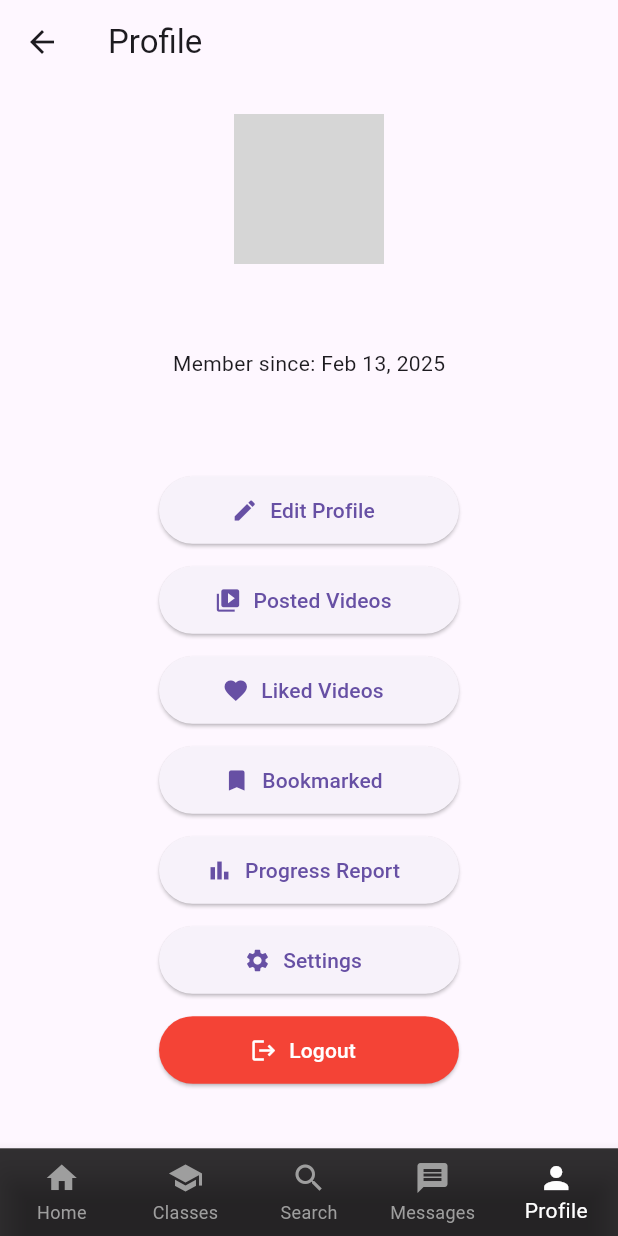
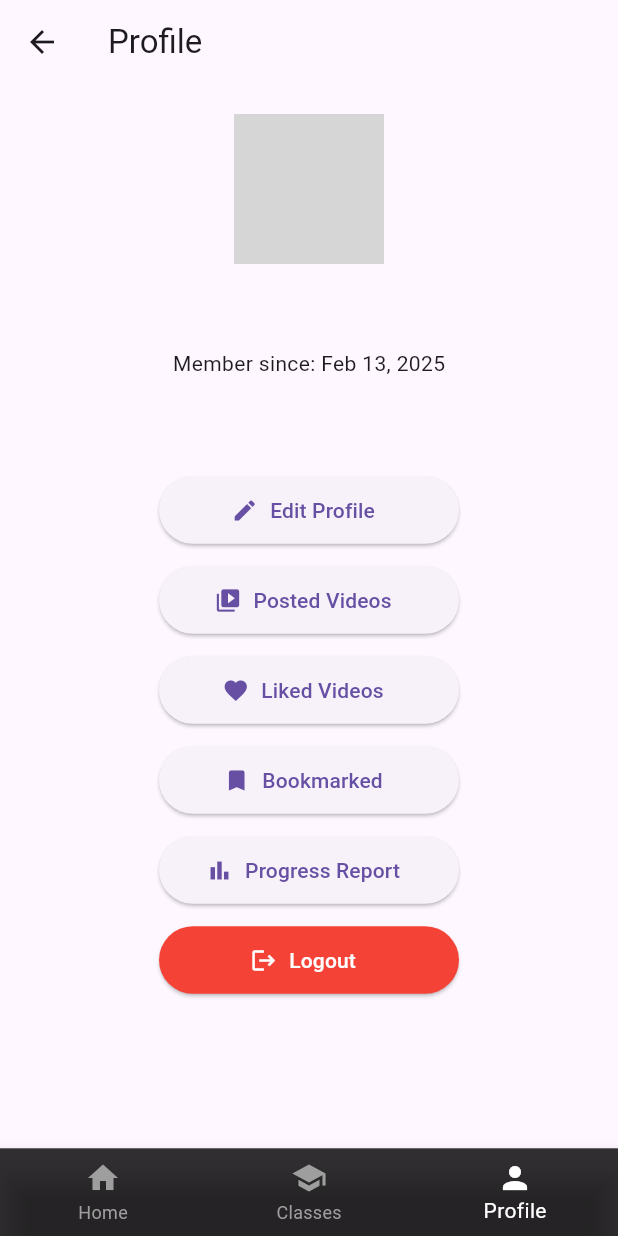
Before and after one commit to rt96-hub/project3-reellearning, a Flutter app: the ProfileScreen screen opened by its route, on a phone screen of 412 x 824 dp. Run offline on Flutter 3.47's test engine with Material 3 defaults, Android fonts, the light colour scheme and no system bars; our stand-ins replace cloud_firestore, firebase_auth, firebase_core, firebase_storage, flutter_riverpod, go_router and 3 more; accounts and stored records are empty; generated files the repository leaves out were written again; network calls fail; grey boxes are pictures that could not be loaded.

Commit message:
temp hold unused buttons

```diff
--- a/reellearning_fe/lib/src/core/routes/app_router.dart
+++ b/reellearning_fe/lib/src/core/routes/app_router.dart
@@ -109,9 +109,7 @@ final routerProvider = Provider<GoRouter>((ref) {
           final location = state.uri.path;
           int selectedIndex = 0;
           if (location.startsWith('/classes')) selectedIndex = 1;
-          if (location.startsWith('/search')) selectedIndex = 2;
-          if (location.startsWith('/messages')) selectedIndex = 3;
-          if (location.startsWith('/profile')) selectedIndex = 4;
+          if (location.startsWith('/profile')) selectedIndex = 2;
 
           return ShellScaffold(
             selectedIndex: selectedIndex,
--- a/reellearning_fe/lib/src/core/widgets/shell_scaffold.dart
+++ b/reellearning_fe/lib/src/core/widgets/shell_scaffold.dart
@@ -43,14 +43,14 @@ class ShellScaffold extends ConsumerWidget {
               context.go('/classes');
               break;
             case 2:
-              context.go('/search');
-              break;
-            case 3:
-              context.go('/messages');
-              break;
-            case 4:
               context.go('/profile');
               break;
+            // case 3:
+            //   context.go('/messages');
+            //   break;
+            // case 4:
+            //   context.go('/profile');
+            //   break;
           }
         },
       ),
--- a/reellearning_fe/lib/src/features/home/presentation/screens/profile_screen.dart
+++ b/reellearning_fe/lib/src/features/home/presentation/screens/profile_screen.dart
@@ -182,17 +182,6 @@ class _UserProfileContent extends ConsumerWidget {
         ),
         const SizedBox(height: 12),
         ElevatedButton.icon(
-          onPressed: () {
-            context.go('/profile/settings');
-          },
-          icon: const Icon(Icons.settings),
-          label: const Text('Settings'),
-          style: ElevatedButton.styleFrom(
-            minimumSize: const Size(200, 45),
-          ),
-        ),
-        const SizedBox(height: 12),
-        ElevatedButton.icon(
           onPressed: () => _handleLogout(context, ref),
           icon: const Icon(Icons.logout),
           label: const Text('Logout'),
@@ -209,16 +198,6 @@ class _UserProfileContent extends ConsumerWidget {
   Widget _buildOtherProfileActions(BuildContext context) {
     return Column(
       children: [
-        ElevatedButton.icon(
-          onPressed: () {
-            // TODO: Implement friend action
-          },
-          icon: const Icon(Icons.person_add),
-          label: const Text('Add Friend'),
-          style: ElevatedButton.styleFrom(
-            minimumSize: const Size(200, 45),
-          ),
-        ),
         const SizedBox(height: 20),
         StreamBuilder<DocumentSnapshot>(
           stream: FirebaseFirestore.instance
@@ -266,18 +245,18 @@ class _UserProfileContent extends ConsumerWidget {
           },
         ),
         const SizedBox(height: 20),
-        ElevatedButton.icon(
-          onPressed: () {
-            // TODO: Implement block action
-          },
-          icon: const Icon(Icons.block),
-          label: const Text('Block'),
-          style: ElevatedButton.styleFrom(
-            backgroundColor: Colors.red,
-            foregroundColor: Colors.white,
-            minimumSize: const Size(200, 45),
-          ),
-        ),
+        // ElevatedButton.icon(
+        //   onPressed: () {
+        //     // TODO: Implement block action
+        //   },
+        //   icon: const Icon(Icons.block),
+        //   label: const Text('Block'),
+        //   style: ElevatedButton.styleFrom(
+        //     backgroundColor: Colors.red,
+        //     foregroundColor: Colors.white,
+        //     minimumSize: const Size(200, 45),
+        //   ),
+        // ),
       ],
     );
   }
--- a/reellearning_fe/lib/src/features/home/presentation/widgets/bottom_nav_bar.dart
+++ b/reellearning_fe/lib/src/features/home/presentation/widgets/bottom_nav_bar.dart
@@ -38,14 +38,14 @@ class BottomNavBar extends StatelessWidget {
             icon: Icon(Icons.school),
             label: 'Classes',
           ),
-          BottomNavigationBarItem(
-            icon: Icon(Icons.search),
-            label: 'Search',
-          ),
-          BottomNavigationBarItem(
-            icon: Icon(Icons.message),
-            label: 'Messages',
-          ),
+          // BottomNavigationBarItem(
+          //   icon: Icon(Icons.search),
+          //   label: 'Search',
+          // ),
+          // BottomNavigationBarItem(
+          //   icon: Icon(Icons.message),
+          //   label: 'Messages',
+          // ),
           BottomNavigationBarItem(
             icon: Icon(Icons.person),
             label: 'Profile',
```
Also changed, not shown: reellearning_fe/lib/src/features/home/presentation/widgets/video_action_buttons.dart (+6 -6 lines).
